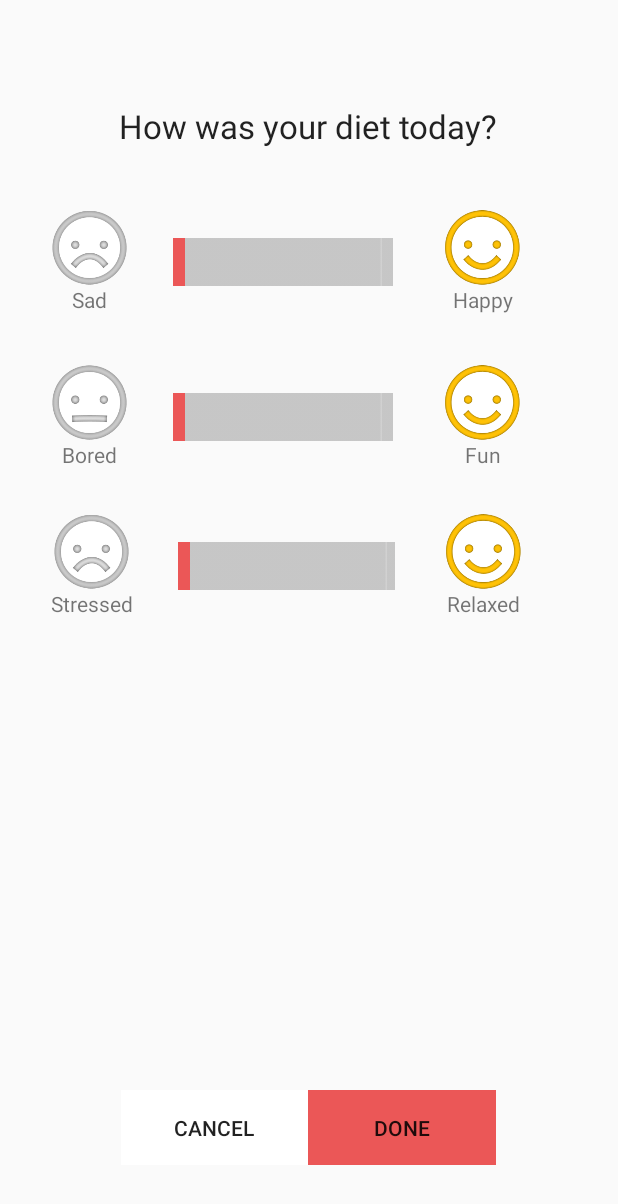
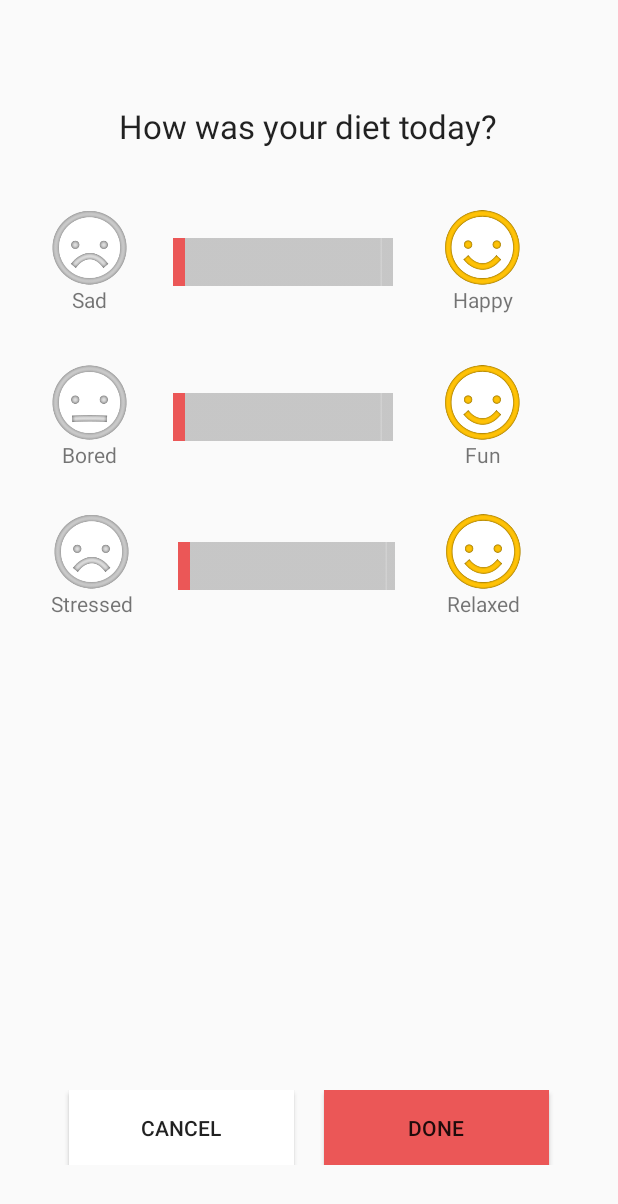
Before and after one commit to cs160-berkeley/Group-6-Project, an Android app: the Mood screen opened directly, with no data from a screen before it, on a phone screen of 412 x 824 dp. Shown: the top 1204 px of the screen. Run offline under Robolectric (Android 15) with nearby library versions, the phone set to English and light mode, and no system bars.

Commit message:
Fixed some styling, made send to dr, styled watch

```diff
--- a/code/mobile/src/main/java/me/danieldobalian/balance/Dashboard.java
+++ b/code/mobile/src/main/java/me/danieldobalian/balance/Dashboard.java
@@ -57,7 +57,7 @@ public class Dashboard extends AppCompatActivity {
             @Override
             public void onClick(View v) {
                 Intent myIntent = new Intent(Dashboard.this,
-                        StartScreen.class);
+                        Email.class);
                 startActivity(myIntent);
             }
         });
--- a/code/mobile/src/main/res/layout/content_mood.xml
+++ b/code/mobile/src/main/res/layout/content_mood.xml
@@ -226,31 +226,31 @@
 
     <LinearLayout
         android:orientation="horizontal"
-        android:layout_width="250dp"
+        android:layout_width="400dp"
         android:layout_height="wrap_content"
         android:layout_alignParentBottom="true"
         android:layout_centerHorizontal="true"
         android:layout_marginBottom="31dp">
 
         <Button
-            android:layout_width="0dp"
+            android:layout_width="150dp"
             android:layout_height="50dp"
+            android:layout_marginLeft="30dp"
             android:id="@+id/skip"
             android:background="#ffffff"
             android:text="Cancel"
             android:layout_above="@+id/linearLayout4"
-            android:layout_alignStart="@+id/linearLayout4"
-            android:layout_weight="1" />
+            android:layout_alignStart="@+id/linearLayout4"/>
 
         <Button
-            android:layout_width="0dp"
+            android:layout_width="150dp"
             android:layout_height="50dp"
+            android:layout_marginLeft="20dp"
             android:id="@+id/next"
             android:background="#EB5757"
             android:text="Done"
             android:layout_alignTop="@+id/skip"
-            android:layout_alignEnd="@+id/linearLayout4"
-            android:layout_weight="1" />
+            android:layout_alignEnd="@+id/linearLayout4"/>
 
     </LinearLayout>
 
--- a/code/mobile/src/main/res/layout/content_privacy.xml
+++ b/code/mobile/src/main/res/layout/content_privacy.xml
@@ -36,6 +36,7 @@
             android:layout_height="wrap_content"
             android:id="@+id/heart"
             android:layout_below="@+id/twitter"
+            android:layout_marginBottom="40dp"
             android:layout_alignStart="@+id/twitter" />
 
         <Switch
@@ -43,6 +44,7 @@
             android:layout_height="wrap_content"
             android:id="@+id/twitter"
             android:layout_below="@+id/light"
+            android:layout_marginBottom="40dp"
             android:layout_alignStart="@+id/light" />
 
         <Switch
@@ -64,6 +66,7 @@
         <TextView
             android:layout_width="wrap_content"
             android:layout_height="wrap_content"
+            android:layout_marginBottom="40dp"
             android:textAppearance="?android:attr/textAppearanceLarge"
             android:text="heart"
             android:id="@+id/textView3" />
@@ -71,6 +74,7 @@
         <TextView
             android:layout_width="wrap_content"
             android:layout_height="wrap_content"
+            android:layout_marginBottom="40dp"
             android:textAppearance="?android:attr/textAppearanceLarge"
             android:text="twitter"
             android:id="@+id/textView4" />
--- a/code/mobile/src/main/res/values/strings.xml
+++ b/code/mobile/src/main/res/values/strings.xml
@@ -6,4 +6,5 @@
     <string name="title_activity_diet">Diet</string>
     <string name="title_activity_mood">Mood</string>
     <string name="title_activity_export">export</string>
+    <string name="title_activity_email">Email</string>
 </resources>
--- a/code/wear/src/main/res/layout/activity_mood_input.xml
+++ b/code/wear/src/main/res/layout/activity_mood_input.xml
@@ -30,7 +30,9 @@
             android:layout_width="wrap_content"
             android:layout_height="wrap_content"
             android:textAppearance="?android:attr/textAppearanceSmall"
-            android:text="input mood"
+            android:text="Mood"
+            android:textSize="20dp"
+            android:layout_marginBottom="20dp"
             android:id="@+id/textView"
             android:layout_above="@+id/seek"
             android:layout_centerHorizontal="true" />
```
Also changed, not shown: code/mobile/src/main/AndroidManifest.xml (+13 -6 lines), code/mobile/src/main/res/layout/content_dashboard.xml (+15 -2 lines), code/mobile/src/main/res/layout/content_diet.xml (+7 -6 lines), code/wear/src/main/java/me/danieldobalian/balance/MainActivity.java (+3 -5 lines), code/wear/src/main/res/layout/activity_diet_input.xml (+13 -2 lines), code/wear/src/main/res/layout/activity_main.xml (+23 -10 lines), 2 other files.
